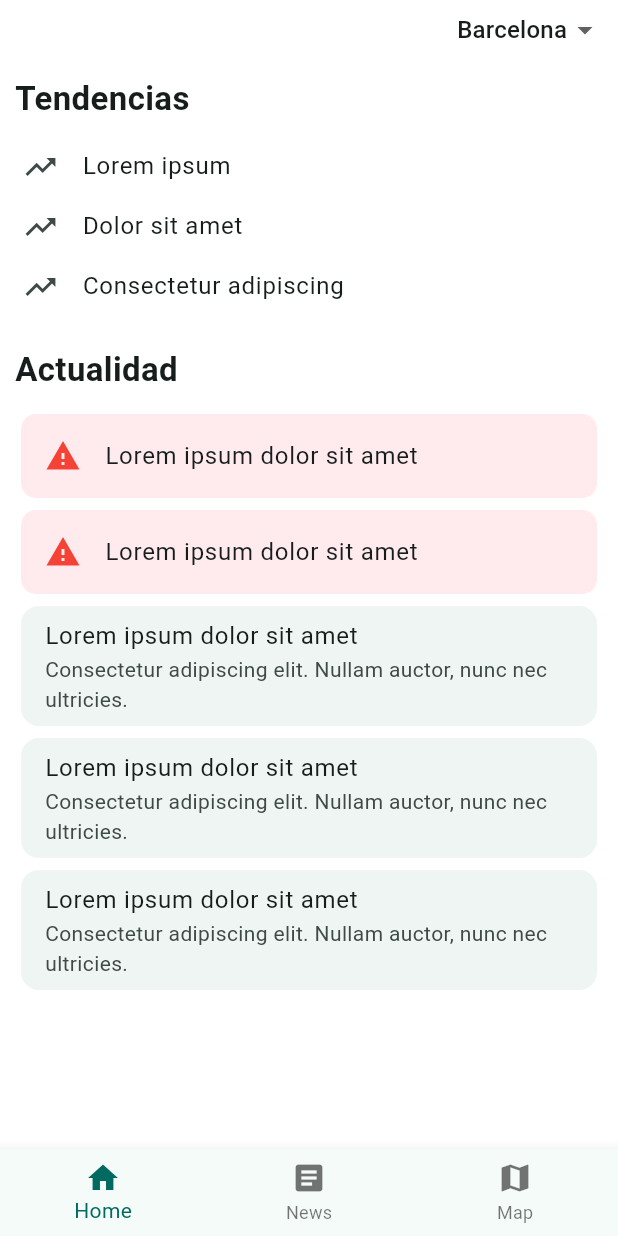
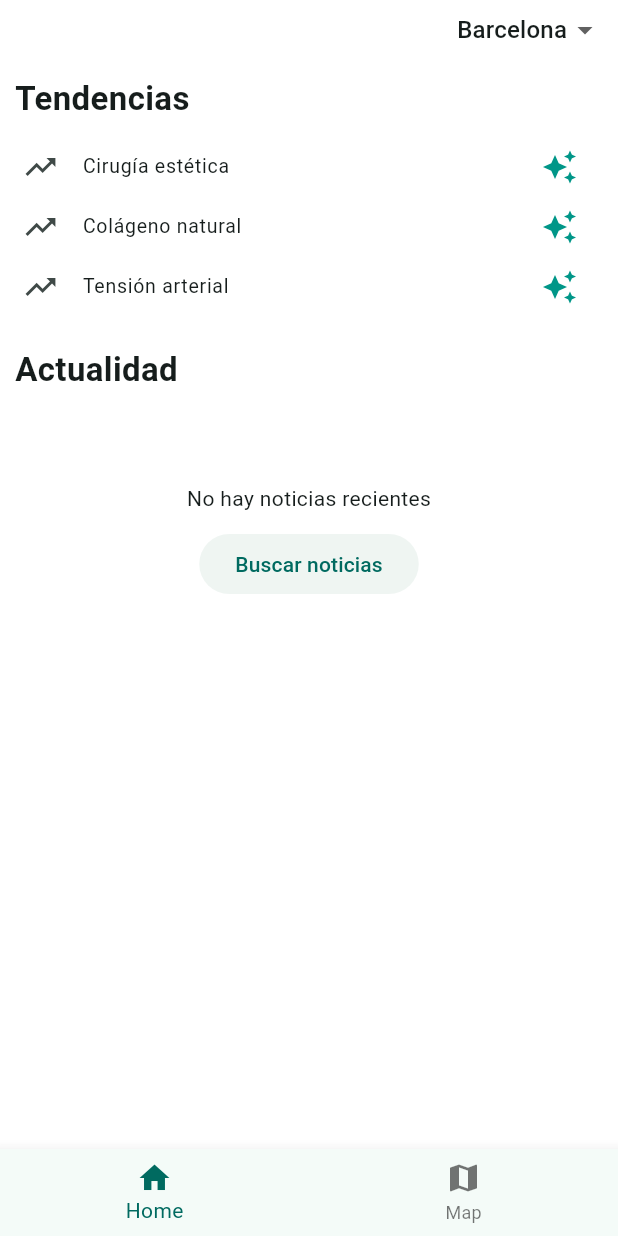
Before and after one commit to xavi-burgos99/urgencity, a Flutter app: the screen it shows after launch, on a phone screen of 412 x 824 dp. Run offline on Flutter 3.47's test engine with Material 3 defaults, Android fonts, the phone set to English and light mode, and no system bars.

Commit message:
Noticias dinámicas

```diff
--- a/lib/data.dart
+++ b/lib/data.dart
@@ -25,48 +25,73 @@ class CityItem {
 }
 
 class Data {
-  static final List<NewsItem> news = [
-    AlertItem(
-      title: 'Lorem ipsum dolor sit amet',
-      description: 'Consectetur adipiscing elit. Nullam auctor, nunc nec ultricies.',
-      content: 'Lorem ipsum dolor sit amet, consectetur adipiscing elit. Nullam auctor, nunc nec ultricies. Donec nec nunc nec ultricies. Nullam auctor, nunc nec ultricies. Donec nec nunc nec ultricies. Nullam auctor, nunc nec ultricies. Donec nec nunc nec ultricies. Nullam auctor, nunc nec ultricies. Donec nec nunc nec ultricies.',
-      references: ['https://example.com/1', 'https://example.com/2']
-    ),
-    AlertItem(
-      title: 'Lorem ipsum dolor sit amet',
-      description: 'Consectetur adipiscing elit. Nullam auctor, nunc nec ultricies.',
-      content: 'Lorem ipsum dolor sit amet, consectetur adipiscing elit. Nullam auctor, nunc nec ultricies. Donec nec nunc nec ultricies. Nullam auctor, nunc nec ultricies. Donec nec nunc nec ultricies. Nullam auctor, nunc nec ultricies. Donec nec nunc nec ultricies. Nullam auctor, nunc nec ultricies. Donec nec nunc nec ultricies.',
-      references: ['https://example.com/1', 'https://example.com/2']
-    ),
-    NewsItem(
-      title: 'Lorem ipsum dolor sit amet',
-      description: 'Consectetur adipiscing elit. Nullam auctor, nunc nec ultricies.',
-      content: 'Lorem ipsum dolor sit amet, consectetur adipiscing elit. Nullam auctor, nunc nec ultricies. Donec nec nunc nec ultricies. Nullam auctor, nunc nec ultricies. Donec nec nunc nec ultricies. Nullam auctor, nunc nec ultricies. Donec nec nunc nec ultricies. Nullam auctor, nunc nec ultricies. Donec nec nunc nec ultricies.',
-      references: ['https://example.com/1', 'https://example.com/2']
-    ),
-    NewsItem(
-      title: 'Lorem ipsum dolor sit amet',
-      description: 'Consectetur adipiscing elit. Nullam auctor, nunc nec ultricies.',
-      content: 'Lorem ipsum dolor sit amet, consectetur adipiscing elit. Nullam auctor, nunc nec ultricies. Donec nec nunc nec ultricies. Nullam auctor, nunc nec ultricies. Donec nec nunc nec ultricies. Nullam auctor, nunc nec ultricies. Donec nec nunc nec ultricies. Nullam auctor, nunc nec ultricies. Donec nec nunc nec ultricies.',
-      references: ['https://example.com/1', 'https://example.com/2']
-    ),
-    NewsItem(
-      title: 'Lorem ipsum dolor sit amet',
-      description: 'Consectetur adipiscing elit. Nullam auctor, nunc nec ultricies.',
-      content: 'Lorem ipsum dolor sit amet, consectetur adipiscing elit. Nullam auctor, nunc nec ultricies. Donec nec nunc nec ultricies. Nullam auctor, nunc nec ultricies. Donec nec nunc nec ultricies. Nullam auctor, nunc nec ultricies. Donec nec nunc nec ultricies. Nullam auctor, nunc nec ultricies. Donec nec nunc nec ultricies.',
-      references: ['https://example.com/1', 'https://example.com/2']
-    ),
-  ];
-
-  static final List<TrendingSearchItem> trendingSearches = [
-    TrendingSearchItem(label: 'Lorem ipsum'),
-    TrendingSearchItem(label: 'Dolor sit amet'),
-    TrendingSearchItem(label: 'Consectetur adipiscing'),
-  ];
+  static final List<NewsItem> news = [];
 
   static final List<CityItem> cities = [
     CityItem(name: 'Barcelona', zipCode: '08001'),
     CityItem(name: 'Madrid', zipCode: '28001'),
     CityItem(name: 'Valencia', zipCode: '46001'),
   ];
+
+  static List<TrendingSearchItem> fullTrendingSearches = [
+    TrendingSearchItem(label: "Salud"),
+    TrendingSearchItem(label: "Dieta keto"),
+    TrendingSearchItem(label: "Ejercicio diario"),
+    TrendingSearchItem(label: "Dolor de cabeza"),
+    TrendingSearchItem(label: "Fiebre alta"),
+    TrendingSearchItem(label: "Cáncer de mama"),
+    TrendingSearchItem(label: "Tensión arterial"),
+    TrendingSearchItem(label: "Reflujo gastroesofágico"),
+    TrendingSearchItem(label: "Antioxidantes naturales"),
+    TrendingSearchItem(label: "Vitaminas esenciales"),
+    TrendingSearchItem(label: "Deficiencia de hierro"),
+    TrendingSearchItem(label: "Ejercicios para la salud"),
+    TrendingSearchItem(label: "Control de peso"),
+    TrendingSearchItem(label: "Mente sana"),
+    TrendingSearchItem(label: "Bienestar"),
+    TrendingSearchItem(label: "Prevención de enfermedades"),
+    TrendingSearchItem(label: "Cuidado personal"),
+    TrendingSearchItem(label: "Estrés laboral"),
+    TrendingSearchItem(label: "Salud mental"),
+    TrendingSearchItem(label: "Alimentación saludable"),
+    TrendingSearchItem(label: "Dieta mediterránea"),
+    TrendingSearchItem(label: "Nutrición infantil"),
+    TrendingSearchItem(label: "Obesidad infantil"),
+    TrendingSearchItem(label: "Colesterol alto"),
+    TrendingSearchItem(label: "Diabetes tipo 2"),
+    TrendingSearchItem(label: "Hipertensión"),
+    TrendingSearchItem(label: "Ejercicios de estiramiento"),
+    TrendingSearchItem(label: "Rutina de yoga"),
+    TrendingSearchItem(label: "Medicina preventiva"),
+    TrendingSearchItem(label: "Tratamiento natural"),
+    TrendingSearchItem(label: "Cuidado dental"),
+    TrendingSearchItem(label: "Salud cardiovascular"),
+    TrendingSearchItem(label: "Recuperación postoperatoria"),
+    TrendingSearchItem(label: "Dolor lumbar"),
+    TrendingSearchItem(label: "Artritis reumatoide"),
+    TrendingSearchItem(label: "Síndrome metabólico"),
+    TrendingSearchItem(label: "Tratamiento alternativo"),
+    TrendingSearchItem(label: "Heridas abiertas"),
+    TrendingSearchItem(label: "Cirugía estética"),
+    TrendingSearchItem(label: "Colágeno natural"),
+    TrendingSearchItem(label: "Desintoxicación"),
+    TrendingSearchItem(label: "Salud digestiva"),
+    TrendingSearchItem(label: "Cáncer de pulmón"),
+    TrendingSearchItem(label: "Infección urinaria"),
+    TrendingSearchItem(label: "Vacunas infantiles"),
+    TrendingSearchItem(label: "Antibióticos naturales"),
+    TrendingSearchItem(label: "Hidratación adecuada"),
+    TrendingSearchItem(label: "Sistema inmunológico"),
+    TrendingSearchItem(label: "Bienestar emocional"),
+    TrendingSearchItem(label: "Calma interior")
+  ];
+
+  static List<TrendingSearchItem> _trendingSearches = [];
+  static List<TrendingSearchItem> get trendingSearches {
+    if (_trendingSearches.isEmpty) {
+      _trendingSearches = fullTrendingSearches..shuffle();
+      _trendingSearches = _trendingSearches.sublist(0, 3);
+    }
+    return _trendingSearches;
+  }
 }
--- a/lib/home_screen.dart
+++ b/lib/home_screen.dart
@@ -1,23 +1,32 @@
 import 'data.dart';
+import 'utils.dart';
 import 'package:flutter/material.dart';
+import 'news_screen.dart';
 
-class HomeScreen extends StatelessWidget {
+class HomeScreen extends StatefulWidget {
   const HomeScreen({super.key});
 
   @override
+  _HomeScreenState createState() => _HomeScreenState();
+}
+
+class _HomeScreenState extends State<HomeScreen> {
+
+  bool isSearching = false;
+
+  @override
   Widget build(BuildContext context) {
-
     return Scaffold(
       appBar: AppBar(
-        toolbarHeight: 40, // Reduce la altura de la AppBar
-        elevation: 0, // Elimina la sombra para un diseño más limpio
-        backgroundColor: Colors.transparent, // Hace que el fondo sea transparente si se desea
+        toolbarHeight: 40,
+        elevation: 0,
+        backgroundColor: Colors.transparent,
         actions: [
           Padding(
             padding: const EdgeInsets.symmetric(horizontal: 10),
             child: StatefulBuilder(
               builder: (BuildContext context, StateSetter setState) {
-                String? selectedCity = Data.cities.first.zipCode; // Primer elemento como default
+                String? selectedCity = Data.cities.first.zipCode;
                 return DropdownButton<String>(
                   value: selectedCity,
                   items: Data.cities.map((city) {
@@ -46,7 +55,7 @@ class HomeScreen extends StatelessWidget {
       body: ListView(
         children: [
           Padding(
-            padding: const EdgeInsets.only(left: 10, right: 10, top: 10, bottom: 10),
+            padding: const EdgeInsets.all(10),
             child: Column(
               crossAxisAlignment: CrossAxisAlignment.start,
               children: [
@@ -59,7 +68,17 @@ class HomeScreen extends StatelessWidget {
                   contentPadding: const EdgeInsets.symmetric(horizontal: 5),
                   leading: const Icon(Icons.trending_up),
                   title: Text(search.label),
-                  visualDensity: const VisualDensity(vertical: -4),
+                  trailing: isSearching ? null : IconButton(
+                    icon: const Icon(Icons.auto_awesome),
+                    onPressed: () async {
+                      setState(() { isSearching = true; });
+                      await generateNewsItems(search, forceAlert: false);
+                      setState(() { isSearching = false; });
+                    },
+                    color: Colors.teal,
+                  ),
+                  dense: true,
+                  visualDensity: const VisualDensity(vertical: -2),
                 )),
                 const SizedBox(height: 20),
                 const Text(
@@ -67,6 +86,38 @@ class HomeScreen extends StatelessWidget {
                   style: TextStyle(fontSize: 22, fontWeight: FontWeight.bold),
                 ),
                 const SizedBox(height: 10),
+                if (isSearching)
+                  ...[
+                    const SizedBox(height: 50),
+                    const Center(child: CircularProgressIndicator()),
+                  ],
+                if (!isSearching)
+                  Column(
+                    crossAxisAlignment: CrossAxisAlignment.stretch,
+                    mainAxisSize: MainAxisSize.max,
+                    mainAxisAlignment: MainAxisAlignment.center,
+                    children: [
+                      if (Data.news.isEmpty)
+                        Column(
+                          children: [
+                            const SizedBox(height: 50),
+                            const Text('No hay noticias recientes'),
+                            const SizedBox(height: 10),
+                            ElevatedButton(
+                              onPressed: () async {
+                                setState(() { isSearching = true; });
+                                bool isForcedAlert = true;
+                                for (final search in Data.trendingSearches) {
+                                  await generateNewsItems(search, forceAlert: isForcedAlert);
+                                  isForcedAlert = false;
+                                }
+                                setState(() { isSearching = false; });
+                              },
+                              child: Text('Buscar noticias'),
+                            ),
+                          ],
+                        ),
+                      if (Data.news.isNotEmpty)
                         ...Data.news.map((article) => Card(
                           child: ListTile(
                             title: Text(article.title),
@@ -76,8 +127,18 @@ class HomeScreen extends StatelessWidget {
                             shape: RoundedRectangleBorder(
                               borderRadius: BorderRadius.circular(10),
                             ),
+                            onTap: () {
+                              Navigator.push(
+                                context,
+                                MaterialPageRoute(
+                                  builder: (context) => NewsScreen(article: article),
+                                ),
+                              );
+                            },
                           ),
                         )),
+                    ],
+                ),
               ],
             ),
           ),
--- /dev/null
+++ b/lib/keys.template.dart
@@ -0,0 +1 @@
+const String PERPLEXITY_API_KEY = 'YOUR_REAL_API_KEY';
--- a/lib/main.dart
+++ b/lib/main.dart
@@ -1,7 +1,7 @@
 import 'package:flutter/material.dart';
 import 'package:flutter/services.dart';
 import 'home_screen.dart';
-import 'noticia_screen.dart';
+import 'news_screen.dart';
 import 'map_screen.dart';
 
 void main() {
@@ -52,7 +52,6 @@ class _MainScreenState extends State<MainScreen> {
   // Lista de pantallas para la navegación
   static const List<Widget> _screens = [
     HomeScreen(),  // Pantalla de Inicio
-    NewsScreen(),  // Pantalla de Noticias
     MapScreen(),   // Pantalla del Mapa
   ];
 
@@ -75,10 +74,6 @@ class _MainScreenState extends State<MainScreen> {
             label: 'Home',
           ),
           BottomNavigationBarItem(
-            icon: Icon(Icons.article),
-            label: 'News',
-          ),
-          BottomNavigationBarItem(
             icon: Icon(Icons.map),
             label: 'Map',
           ),
--- a/pubspec.yaml
+++ b/pubspec.yaml
@@ -31,6 +31,8 @@ dependencies:
   flutter:
     sdk: flutter
   url_launcher: ^6.1.7
+  http: ^0.13.4
+  html: ^0.15.0
 
 
   # The following adds the Cupertino Icons font to your application.
```
Also changed, not shown: lib/news_screen.dart (added, +186 -0 lines), lib/noticia_screen.dart (deleted, +0 -117 lines), lib/utils.dart (added, +128 -0 lines), pubspec.lock, 1 other file. Lines whose indentation alone changed are shown as unchanged.
